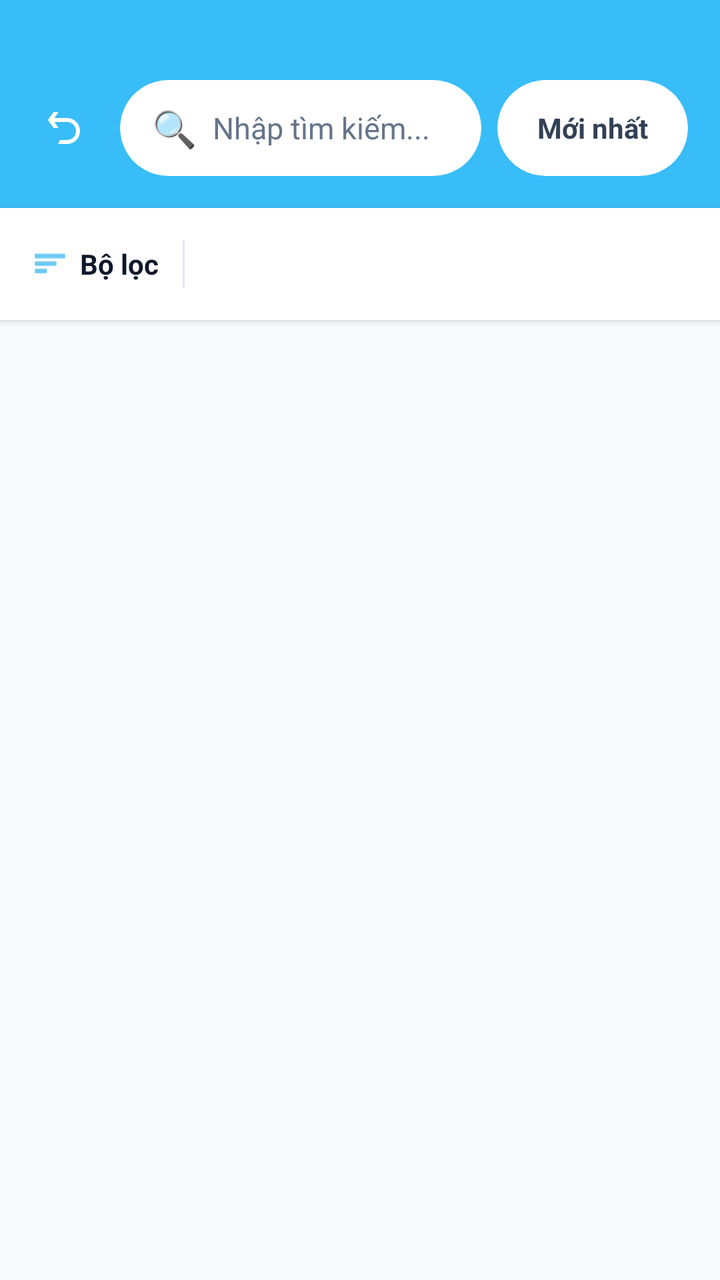
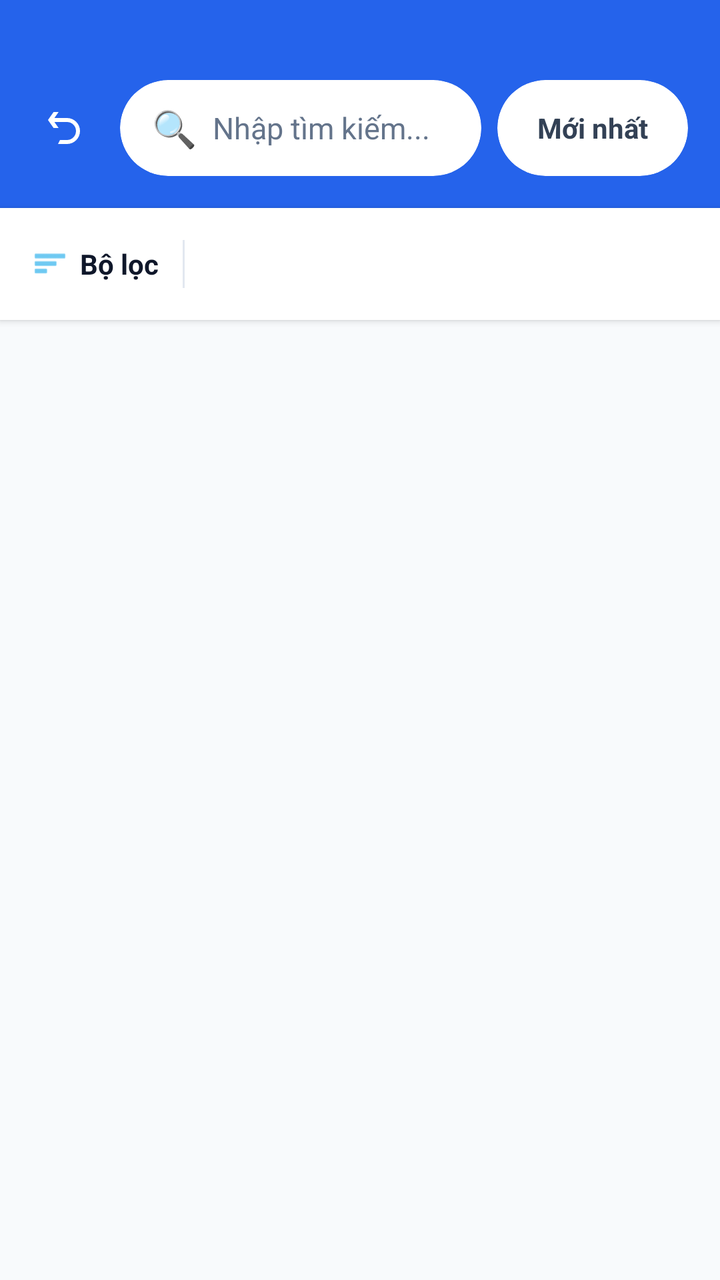

Screens rendered from an Android XML layout before and after an edit, with the pre-edit source and the edit as a unified diff.
<!-- AndroidManifest.xml: application theme Theme.UniStay -->
<!-- res/layout/activity_search_result.xml -->
<?xml version="1.0" encoding="utf-8"?>
<androidx.constraintlayout.widget.ConstraintLayout
    xmlns:android="http://schemas.android.com/apk/res/android"
    xmlns:app="http://schemas.android.com/apk/res-auto"
    android:layout_width="match_parent"
    android:layout_height="match_parent"
    android:background="#F8FAFC">

    
    <androidx.constraintlayout.widget.ConstraintLayout
        android:id="@+id/headerLayout"
        android:layout_width="match_parent"
        android:layout_height="wrap_content"
        android:background="#38BDF8"
        android:paddingTop="40dp"
        android:paddingBottom="16dp"
        app:layout_constraintTop_toTopOf="parent">

        
        <ImageView
            android:id="@+id/btnBackSearch"
            android:layout_width="48dp"
            android:layout_height="48dp"
            android:layout_marginStart="8dp"
            android:background="?attr/selectableItemBackgroundBorderless"
            android:clickable="true"
            android:focusable="true"
            android:padding="12dp"
            android:src="@drawable/ic_back_custom"
            app:layout_constraintBottom_toBottomOf="@+id/searchContainer"
            app:layout_constraintStart_toStartOf="parent"
            app:layout_constraintTop_toTopOf="@+id/searchContainer"
            app:tint="#FFFFFF" />

        
        <LinearLayout
            android:id="@+id/searchContainer"
            android:layout_width="0dp"
            android:layout_height="48dp"
            android:layout_marginStart="4dp"
            android:layout_marginEnd="16dp"
            android:orientation="horizontal"
            app:layout_constraintEnd_toEndOf="parent"
            app:layout_constraintStart_toEndOf="@id/btnBackSearch"
            app:layout_constraintTop_toTopOf="parent">

            
            <com.google.android.material.card.MaterialCardView
                android:layout_width="0dp"
                android:layout_height="match_parent"
                android:layout_weight="1"
                app:cardBackgroundColor="#FFFFFF"
                app:cardCornerRadius="24dp"
                app:cardElevation="0dp"
                app:strokeWidth="0dp">

                <LinearLayout
                    android:layout_width="match_parent"
                    android:layout_height="match_parent"
                    android:gravity="center_vertical"
                    android:paddingHorizontal="16dp">
                    <TextView
                        android:layout_width="wrap_content"
                        android:layout_height="wrap_content"
                        android:text="🔍"
                        android:textSize="18sp" />
                    <EditText
                        android:id="@+id/edtKeyword"
                        android:layout_width="match_parent"
                        android:layout_height="wrap_content"
                        android:layout_marginStart="8dp"
                        android:background="@null"
                        android:hint="Nhập tìm kiếm..."
                        android:imeOptions="actionSearch"
                        android:inputType="text"
                        android:textColor="#334155"
                        android:textColorHint="#64748B"
                        android:textSize="15sp" />
                </LinearLayout>
            </com.google.android.material.card.MaterialCardView>

            
            <com.google.android.material.card.MaterialCardView
                android:id="@+id/btnSort"
                android:layout_width="wrap_content"
                android:layout_height="match_parent"
                android:layout_marginStart="8dp"
                android:clickable="true"
                android:focusable="true"
                app:cardBackgroundColor="#FFFFFF"
                app:cardCornerRadius="24dp"
                app:cardElevation="0dp"
                app:strokeWidth="0dp">

                <TextView
                    android:id="@+id/tvSortText"
                    android:layout_width="wrap_content"
                    android:layout_height="match_parent"
                    android:gravity="center"
                    android:paddingHorizontal="20dp"
                    android:text="Mới nhất"
                    android:textColor="#334155"
                    android:textSize="14sp"
                    android:textStyle="bold" />
            </com.google.android.material.card.MaterialCardView>
        </LinearLayout>
    </androidx.constraintlayout.widget.ConstraintLayout>

    
    <LinearLayout
        android:id="@+id/filterBar"
        android:layout_width="match_parent"
        android:layout_height="56dp"
        android:background="#FFFFFF"
        android:elevation="2dp"
        android:gravity="center_vertical"
        android:orientation="horizontal"
        android:paddingHorizontal="16dp"
        app:layout_constraintTop_toBottomOf="@id/headerLayout">

        <LinearLayout
            android:layout_width="wrap_content"
            android:layout_height="wrap_content"
            android:gravity="center_vertical"
            android:orientation="horizontal">

            <ImageView
                android:layout_width="18dp"
                android:layout_height="18dp"
                android:src="@android:drawable/ic_menu_sort_by_size"
                app:tint="#0EA5E9" />

            <TextView
                android:layout_width="wrap_content"
                android:layout_height="wrap_content"
                android:layout_marginStart="6dp"
                android:text="Bộ lọc"
                android:textColor="#0F172A"
                android:textSize="14sp"
                android:textStyle="bold" />
        </LinearLayout>

        <View
            android:layout_width="1dp"
            android:layout_height="24dp"
            android:layout_marginHorizontal="12dp"
            android:background="#E2E8F0" />

        <HorizontalScrollView
            android:layout_width="match_parent"
            android:layout_height="wrap_content"
            android:scrollbars="none">

            <com.google.android.material.chip.ChipGroup
                android:id="@+id/chipGroupActiveFilters"
                android:layout_width="wrap_content"
                android:layout_height="wrap_content"
                app:singleLine="true" />
        </HorizontalScrollView>
    </LinearLayout>

    
    <androidx.recyclerview.widget.RecyclerView
        android:id="@+id/rvResults"
        android:layout_width="match_parent"
        android:layout_height="0dp"
        android:clipToPadding="false"
        android:padding="8dp"
        app:layout_constraintBottom_toBottomOf="parent"
        app:layout_constraintTop_toBottomOf="@id/filterBar" />

    
    <LinearLayout
        android:id="@+id/layoutEmptyState"
        android:layout_width="match_parent"
        android:layout_height="0dp"
        android:gravity="center"
        android:orientation="vertical"
        android:padding="32dp"
        android:visibility="gone"
        app:layout_constraintBottom_toBottomOf="parent"
        app:layout_constraintTop_toBottomOf="@id/filterBar">

        <TextView
            android:layout_width="wrap_content"
            android:layout_height="wrap_content"
            android:text="Không tìm thấy phòng phù hợp"
            android:textColor="#0F172A"
            android:textSize="16sp"
            android:textStyle="bold" />
    </LinearLayout>
</androidx.constraintlayout.widget.ConstraintLayout>
<!-- resources referenced by this layout -->
<resources>
  <!-- drawable ic_back_custom (drawable) -->
  <vector xmlns:android="http://schemas.android.com/apk/res/android"
      android:width="24dp"
      android:height="24dp"
      android:viewportWidth="24"
      android:viewportHeight="24"
      android:tint="?attr/colorControlNormal">
      <path
          android:fillColor="@android:color/white"
          android:pathData="M4.4 7.4L6.8 4h2.5L7.2 7h6.3a6.5 6.5 0 0 1 0 13H9l1-2h3.5a4.5 4.5 0 1 0 0-9H7.2l2.1 3H6.8L4.4 8.6L4 8z" />
  </vector>
  <style name="Theme.UniStay" parent="Base.Theme.UniStay" />
  <style name="Base.Theme.UniStay" parent="Theme.Material3.Light.NoActionBar">
          
          <item name="colorPrimary">@color/primaryColor</item>
          <item name="colorPrimaryVariant">@color/primaryDarkColor</item>
          <item name="colorOnPrimary">@color/white</item>
          <item name="colorSecondary">@color/colorAccent</item>
          <item name="colorSecondaryVariant">@color/primaryColor</item>
          <item name="colorOnSecondary">@color/white</item>
          
          <item name="android:statusBarColor">@color/primaryDarkColor</item>
      </style>
  <color name="primaryColor">#2563EB</color>
  <color name="primaryDarkColor">#1E40AF</color>
  <color name="white">#FFFFFF</color>
  <color name="colorAccent">#3B82F6</color>
</resources>

<!-- the commit's change to res/layout/activity_search_result.xml (unified diff, before → after) -->
@@ -11,7 +11,7 @@
         android:id="@+id/headerLayout"
         android:layout_width="match_parent"
         android:layout_height="wrap_content"
-        android:background="#38BDF8"
+        android:background="#2563EB"
         android:paddingTop="40dp"
         android:paddingBottom="16dp"
         app:layout_constraintTop_toTopOf="parent">
